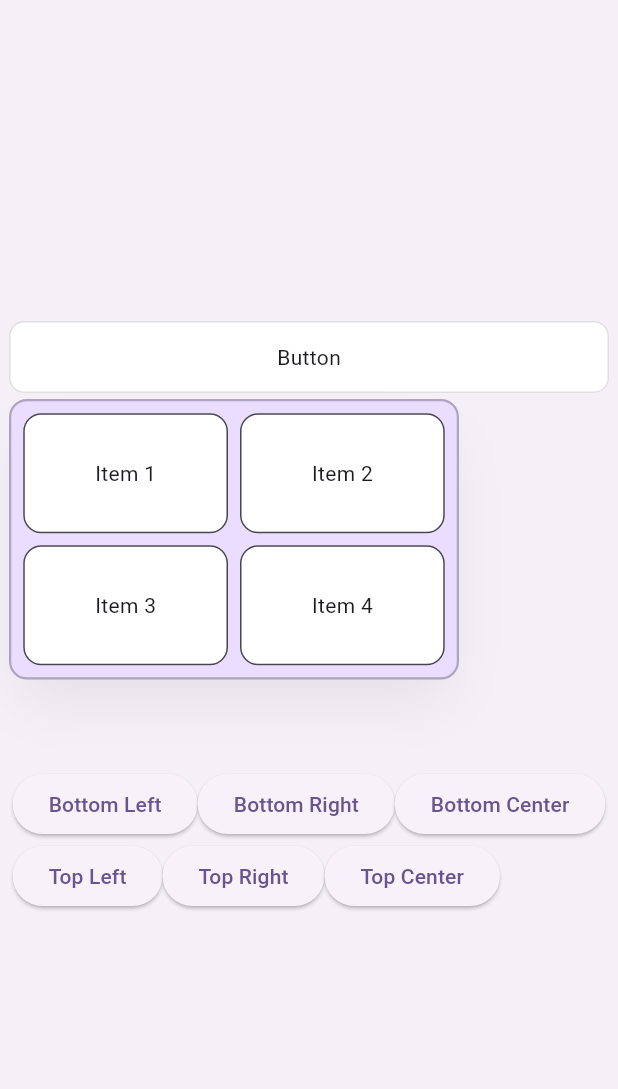
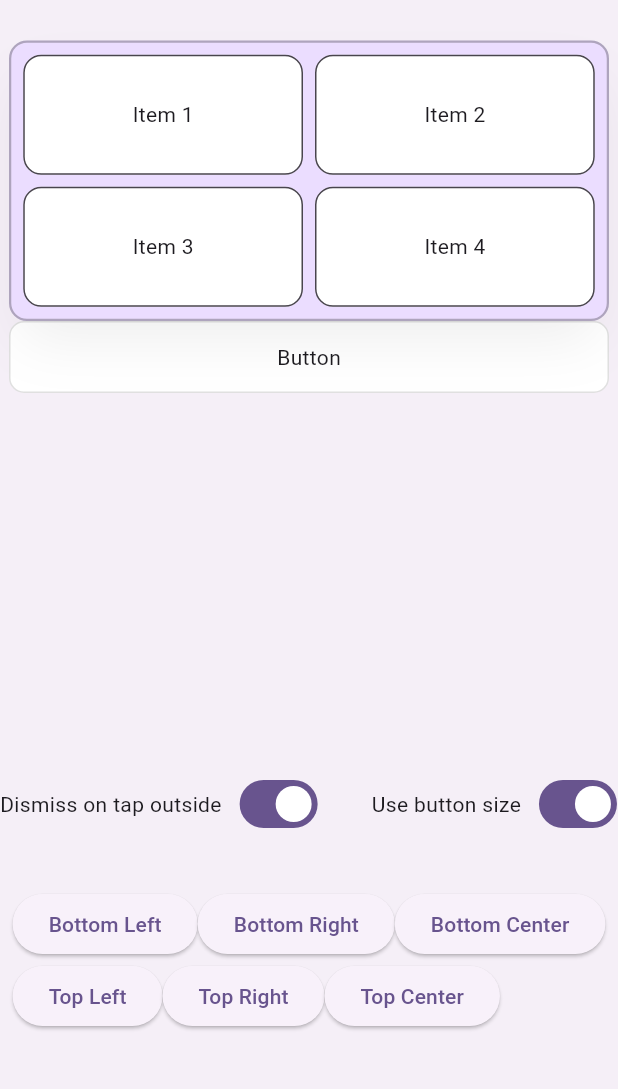
Before and after one commit to Snapp-X/flex_dropdown, a Flutter app: the screen it shows after launch, after a tap on "Button", on a phone screen of 412 x 824 dp, the part 84-1173 px from its top. Run offline on Flutter 3.47's test engine with Material 3 defaults, Android fonts, the phone set to English and light mode, and no system bars.

Commit message:
feat: update example

```diff
--- a/example/lib/main.dart
+++ b/example/lib/main.dart
@@ -33,6 +33,8 @@
 class _MyHomePageState extends State<MyHomePage> {
   final OverlayPortalController _controller = OverlayPortalController();
   MenuPosition position = MenuPosition.bottomStart;
+  bool dismissOnTapOutside = true;
+  bool useButtonSize = true;
 
   @override
   Widget build(BuildContext context) {
@@ -51,6 +53,7 @@
               child: RawFlexDropDown(
                 controller: _controller,
                 menuPosition: position,
+                dismissOnTapOutside: dismissOnTapOutside,
                 buttonBuilder: (context, onTap) {
                   return ButtonWidget(
                     width: 400,
@@ -61,7 +64,7 @@
                   return Padding(
                     padding: const EdgeInsets.only(top: 4),
                     child: MenuWidget(
-                      width: width,
+                      width: useButtonSize ? width : 300,
                       onItemTap: () {
                         _controller.hide();
                       },
@@ -72,6 +75,33 @@
             ),
           ),
           const SizedBox(height: 250),
+          Row(
+            mainAxisSize: MainAxisSize.min,
+            children: [
+              const Text('Dismiss on tap outside'),
+              const SizedBox(width: 8),
+              Switch(
+                value: dismissOnTapOutside,
+                onChanged: (value) {
+                  setState(() {
+                    dismissOnTapOutside = value;
+                  });
+                },
+              ),
+              const SizedBox(width: 32),
+              const Text('Use button size'),
+              const SizedBox(width: 8),
+              Switch(
+                value: useButtonSize,
+                onChanged: (value) {
+                  setState(() {
+                    useButtonSize = value;
+                  });
+                },
+              ),
+            ],
+          ),
+          const SizedBox(height: 32),
           Wrap(
             children: [
               ElevatedButton(
@@ -123,7 +153,7 @@
                 child: const Text("Top Center"),
               ),
             ],
-          )
+          ),
         ],
       ),
     );
@@ -180,7 +210,7 @@
   @override
   Widget build(BuildContext context) {
     return Container(
-      width: 300,
+      width: width,
       padding: const EdgeInsets.all(8),
       decoration: ShapeDecoration(
         color: Theme.of(context).colorScheme.primaryContainer,
```
